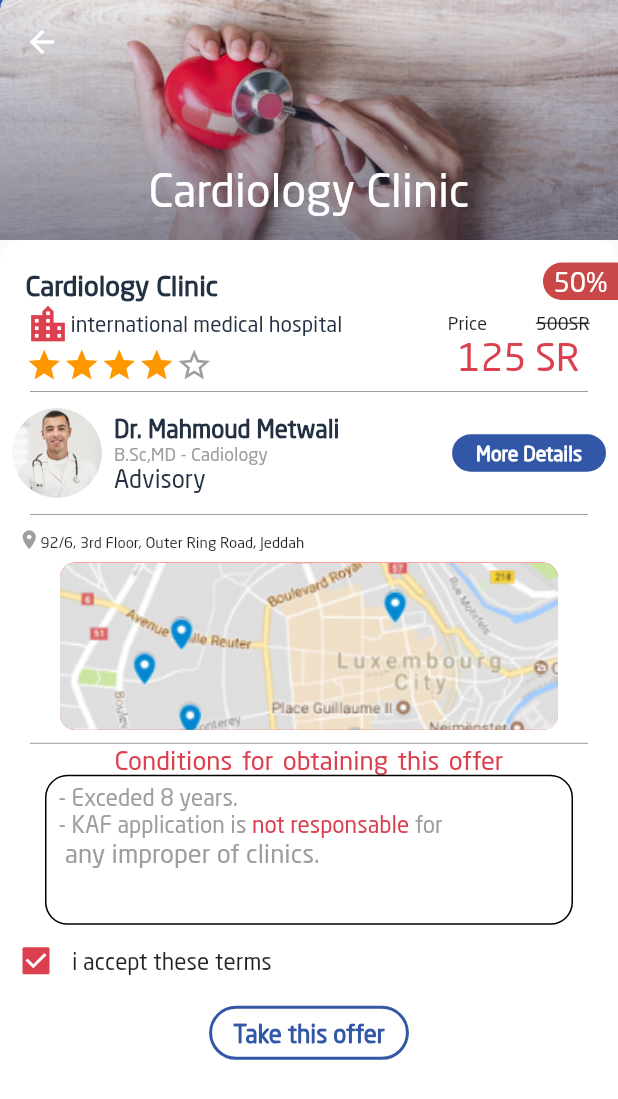
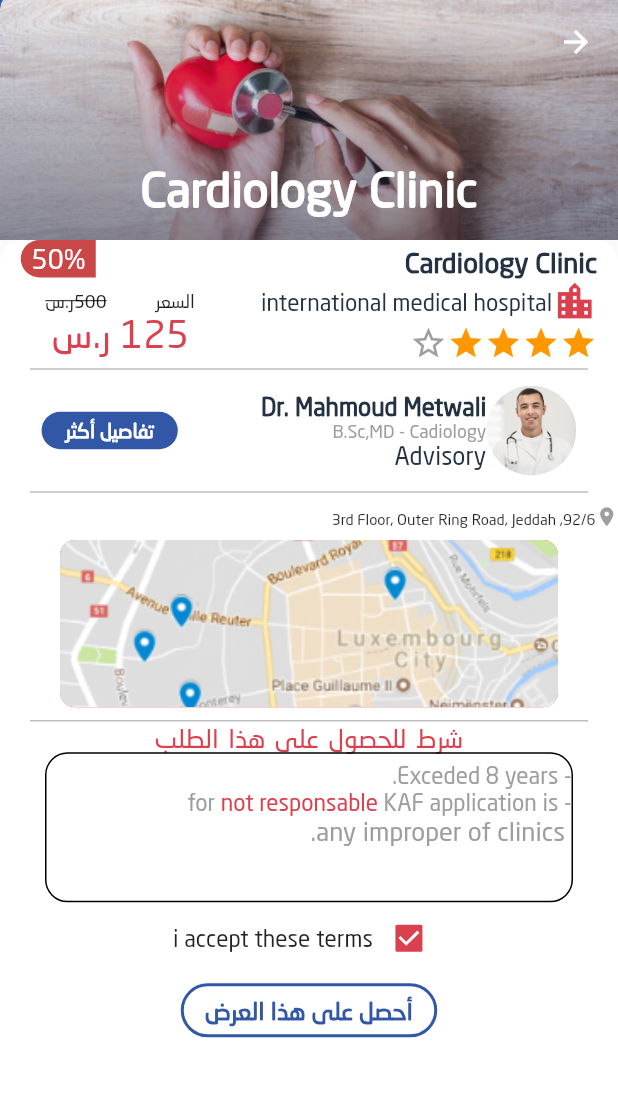
Before and after one commit to izome-kon/kaf-app, a Flutter app: the offer_details_2 screen opened by its route, on a phone screen of 412 x 824 dp. Shown: the top 1099 px of the screen. Run offline on Flutter 3.47's test engine with Material 2 defaults, Android fonts, the phone set to English and light mode, and no system bars; drawn by our look-alikes of flutter_rating; our stand-ins replace material_design_icons_flutter, photo_view, pin_input_text_field, shared_preferences; accounts and stored records are empty.

Commit message:
after edit design

```diff
--- a/lib/Pages/Offer_details_2.dart
+++ b/lib/Pages/Offer_details_2.dart
@@ -17,8 +17,9 @@ class _offer_details_2State extends State<offer_details_2> {
   void initState() {
     // TODO: implement initState
     super.initState();
-    taken=false;
+    taken = false;
   }
+
   @override
   Widget build(BuildContext context) {
     clinic = new Clinic();
@@ -29,27 +30,32 @@ class _offer_details_2State extends State<offer_details_2> {
       child: Stack(
         children: <Widget>[
           Scaffold(
-
             body: CustomScrollView(
               slivers: <Widget>[
                 SliverAppBar(
                   backgroundColor: Theme.of(context).primaryColor,
                   pinned: true,
-               expandedHeight:160 ,
+                  expandedHeight: 160,
                   elevation: 20,
                   leading: IconButton(
-                 onPressed: (){
+                    onPressed: () {
                       Navigator.pop(context);
                     },
-                 icon: Icon(Icons.arrow_back,color: Colors.white,),
+                    icon: Icon(
+                      Icons.arrow_back,
+                      color: Colors.white,
+                    ),
                   ),
                   flexibleSpace: FlexibleSpaceBar(
                     background: Stack(
                       fit: StackFit.expand,
-
                       children: <Widget>[
-                     Image.asset("assets/clinicBG.png",fit: BoxFit.cover,),
-                     Image.asset("assets/BGevelution.png",fit: BoxFit.cover),
+                        Image.asset(
+                          "assets/clinicBG.png",
+                          fit: BoxFit.cover,
+                        ),
+                        Image.asset("assets/BGevelution.png",
+                            fit: BoxFit.cover),
                       ],
                     ),
                     title: Text(clinic.clinc_name),
@@ -107,7 +113,10 @@ class _offer_details_2State extends State<offer_details_2> {
                       ),
                       Padding(
                         padding: const EdgeInsets.only(top: 3.0),
-                    child: Text("92/6, 3rd Floor, Outer Ring Road, Jeddah",style: TextStyle(fontSize: 10),),
+                        child: Text(
+                          "92/6, 3rd Floor, Outer Ring Road, Jeddah",
+                          style: TextStyle(fontSize: 10),
+                        ),
                       )
                     ],
                   ),
@@ -121,28 +130,36 @@ class _offer_details_2State extends State<offer_details_2> {
                 ),
                 conditions_card(),
                 FlatButton(
-              shape: taken?null:new RoundedRectangleBorder(
-                  side: BorderSide(color: Theme.of(context).primaryColor,width: 2),
+                  shape: taken
+                      ? null
+                      : new RoundedRectangleBorder(
+                          side: BorderSide(
+                              color: Theme.of(context).primaryColor, width: 2),
                           borderRadius: new BorderRadius.circular(18.0)),
                   color: Colors.white,
                   disabledColor: Colors.grey,
-              onPressed:taken?null: () {
+                  onPressed: taken
+                      ? null
+                      : () {
                           setState(() {
-                  taken=true;
+                            taken = true;
                           });
                         },
-
-              child: Text(taken?"Taked !":AppLocalizations.of(context).takeThisOffer,
+                  child: Text(
+                      taken
+                          ? "Taked !"
+                          : AppLocalizations.of(context).takeThisOffer,
                       style: TextStyle(
                           fontSize: 16.0,
                           fontWeight: FontWeight.bold,
-                      color: taken?Colors.white:Theme.of(context).primaryColor)),
+                          color: taken
+                              ? Colors.white
+                              : Theme.of(context).primaryColor)),
                 )
               ],
             ),
           ),
-      ]
-    );
+        ]);
   }
 
   Widget conditions_card() {
@@ -150,7 +167,6 @@ class _offer_details_2State extends State<offer_details_2> {
       mainAxisAlignment: MainAxisAlignment.center,
       crossAxisAlignment: CrossAxisAlignment.center,
       children: <Widget>[
-
         Text(
           AppLocalizations.of(context).conditionForAbtaining,
           style: TextStyle(
@@ -158,7 +174,6 @@ class _offer_details_2State extends State<offer_details_2> {
               color: Theme.of(context).accentColor,
               wordSpacing: 2),
         ),
-
         Container(
           width: MediaQuery.of(context).size.width - 60,
           height: 100,
@@ -171,12 +186,10 @@ class _offer_details_2State extends State<offer_details_2> {
               crossAxisAlignment: CrossAxisAlignment.start,
               mainAxisAlignment: MainAxisAlignment.start,
               children: <Widget>[
-
                 Text(
                   "- Exceded 8 years.",
                   style: TextStyle(fontSize: 15, color: Colors.grey),
                 ),
-
                 Row(
                   children: <Widget>[
                     Text(
@@ -185,7 +198,8 @@ class _offer_details_2State extends State<offer_details_2> {
                     ),
                     Text(
                       "not responsable",
-                      style: TextStyle(fontSize: 15, color: Theme.of(context).accentColor),
+                      style: TextStyle(
+                          fontSize: 15, color: Theme.of(context).accentColor),
                     ),
                     Text(
                       " for ",
@@ -196,7 +210,6 @@ class _offer_details_2State extends State<offer_details_2> {
                     )
                   ],
                 ),
-
                 Text(
                   " any improper of clinics.",
                   style: TextStyle(
@@ -208,16 +221,21 @@ class _offer_details_2State extends State<offer_details_2> {
             ),
           ),
         ),
-
         Row(
-
+          crossAxisAlignment: CrossAxisAlignment.center,
+          mainAxisAlignment: MainAxisAlignment.center,
           children: <Widget>[
-          Checkbox(onChanged: (T){},
+            Checkbox(
+              onChanged: (T) {},
               value: true,
-
             ),
-          Text("i accept these terms",style: TextStyle(fontSize: 15,color: Colors.black87,)),
-        ],)
+            Text("i accept these terms",
+                style: TextStyle(
+                  fontSize: 15,
+                  color: Colors.black87,
+                )),
+          ],
+        )
       ],
     );
   }
@@ -245,10 +263,13 @@ class _offer_details_2State extends State<offer_details_2> {
     return Container(
       height: 80,
       child: Row(
+        crossAxisAlignment: CrossAxisAlignment.center,
+        mainAxisAlignment: MainAxisAlignment.spaceAround,
         children: <Widget>[
-          Padding(
-            padding: const EdgeInsets.all(8.0),
-            child: Container(
+          Container(
+            child: Row(
+              children: <Widget>[
+                Container(
                     height: 60,
                     width: 60,
                     decoration: BoxDecoration(
@@ -258,7 +279,6 @@ class _offer_details_2State extends State<offer_details_2> {
                         fit: BoxFit.cover,
                       ),
                     )),
-          ),
                 Column(
                   mainAxisAlignment: MainAxisAlignment.center,
                   crossAxisAlignment: CrossAxisAlignment.center,
@@ -281,16 +301,17 @@ class _offer_details_2State extends State<offer_details_2> {
                         Text(
                           "Advisory",
                           style: TextStyle(
-                        color: Color.fromRGBO(35, 49, 66, 1), fontSize: 16),
+                              color: Color.fromRGBO(35, 49, 66, 1),
+                              fontSize: 16),
                         )
                       ],
                     ),
                   ],
                 ),
-          Spacer(),
-          Padding(
-            padding: const EdgeInsets.only(right: 8.0),
-            child: Container(
+              ],
+            ),
+          ),
+          Container(
             height: 25,
             child: FlatButton(
               shape: new RoundedRectangleBorder(
@@ -304,16 +325,15 @@ class _offer_details_2State extends State<offer_details_2> {
                       color: Colors.white)),
             ),
           ),
-          )
         ],
       ),
     );
   }
 
-  Padding header_info(Clinic clinic) {
-    return Padding(
-        padding: const EdgeInsets.only(left: 17.0, top: 15.0),
-        child: Row(
+  Widget header_info(Clinic clinic) {
+    return Row(
+      crossAxisAlignment: CrossAxisAlignment.center,
+      mainAxisAlignment: MainAxisAlignment.spaceAround,
           children: <Widget>[
             Column(
               crossAxisAlignment: CrossAxisAlignment.start,
@@ -347,7 +367,6 @@ class _offer_details_2State extends State<offer_details_2> {
                         ))
               ],
             ),
-            Spacer(),
             Column(
               children: <Widget>[
                 Row(
@@ -377,10 +396,12 @@ class _offer_details_2State extends State<offer_details_2> {
                     children: <Widget>[
                       Row(
                         children: <Widget>[
-                          Text(AppLocalizations.of(context).price+"           ",
+                          Text(
+                              AppLocalizations.of(context).price +
+                                  "           ",
                               style: TextStyle(fontSize: 12)),
                           Text(
-                            "500"+AppLocalizations.of(context).sr,
+                            "500" + AppLocalizations.of(context).sr,
                             style: TextStyle(
                                 fontSize: 12,
                                 decoration: TextDecoration.lineThrough),
@@ -389,8 +410,10 @@ class _offer_details_2State extends State<offer_details_2> {
                       ),
                       Center(
                         child: Text(
-                          "125 "+AppLocalizations.of(context).sr,
-                          style: TextStyle(fontSize: 25, color: Theme.of(context).accentColor),
+                          "125 " + AppLocalizations.of(context).sr,
+                          style: TextStyle(
+                              fontSize: 25,
+                              color: Theme.of(context).accentColor),
                         ),
                       )
                     ],
@@ -399,6 +422,6 @@ class _offer_details_2State extends State<offer_details_2> {
               ],
             )
           ],
-        ));
+        );
   }
 }
--- a/lib/l10n/messages_ar.dart
+++ b/lib/l10n/messages_ar.dart
@@ -27,7 +27,7 @@ class MessageLookup extends MessageLookupByLibrary {
     "addYourNeed" : MessageLookupByLibrary.simpleMessage("أضف احتياجك"),
     "ago" : MessageLookupByLibrary.simpleMessage("منذ"),
     "allTimaing" : MessageLookupByLibrary.simpleMessage("جميع الأوقات"),
-    "areYouNew" : MessageLookupByLibrary.simpleMessage("هل أنت جديد؟"),
+    "areYouNew" : MessageLookupByLibrary.simpleMessage("  هل أنت جديد؟  "),
     "availability" : MessageLookupByLibrary.simpleMessage("توفر"),
     "availableAnyDay" : MessageLookupByLibrary.simpleMessage("متاح في أي يوم"),
     "availableComingWeekend" : MessageLookupByLibrary.simpleMessage("متاح في نهاية الأسبوع"),
@@ -67,7 +67,7 @@ class MessageLookup extends MessageLookupByLibrary {
     "know" : MessageLookupByLibrary.simpleMessage("الاثراء"),
     "language" : MessageLookupByLibrary.simpleMessage("تغيير اللغة"),
     "location" : MessageLookupByLibrary.simpleMessage("مكانك"),
-    "logIn" : MessageLookupByLibrary.simpleMessage("تسجيل الدخول"),
+    "logIn" : MessageLookupByLibrary.simpleMessage("دخول"),
     "loginWith" : MessageLookupByLibrary.simpleMessage("تسجيل الدخول بـ"),
     "lookForDonation" : MessageLookupByLibrary.simpleMessage("تبحث عن متبرع"),
     "lowestPrice" : MessageLookupByLibrary.simpleMessage("الأقل سعراً"),
--- a/lib/l10n/messages_en.dart
+++ b/lib/l10n/messages_en.dart
@@ -27,7 +27,7 @@ class MessageLookup extends MessageLookupByLibrary {
     "addYourNeed" : MessageLookupByLibrary.simpleMessage("Add your need"),
     "ago" : MessageLookupByLibrary.simpleMessage("ago"),
     "allTimaing" : MessageLookupByLibrary.simpleMessage("All Timing"),
-    "areYouNew" : MessageLookupByLibrary.simpleMessage("Are you new?"),
+    "areYouNew" : MessageLookupByLibrary.simpleMessage("Are you new?  "),
     "availability" : MessageLookupByLibrary.simpleMessage("Availability"),
     "availableAnyDay" : MessageLookupByLibrary.simpleMessage("Available Any Day"),
     "availableComingWeekend" : MessageLookupByLibrary.simpleMessage("Available coming weekend"),
--- a/lib/main.dart
+++ b/lib/main.dart
@@ -30,7 +30,7 @@ class _AppState extends State<App> {
   void initState(){
   super.initState();
   _sprcificLocalizationDelegate =
-  SprcificLocalizationDelegate(new Locale("en"));
+  SprcificLocalizationDelegate(new Locale("ar"));
   }
 
   SprcificLocalizationDelegate _sprcificLocalizationDelegate;
--- a/pubspec.yaml
+++ b/pubspec.yaml
@@ -17,6 +17,7 @@ environment:
   sdk: ">=2.2.2 <3.0.0"
 
 dependencies:
+  photo_view: ^0.3.1
   flutter_rating: ^0.0.2
   pin_input_text_field: ^2.0.0
   paging: ^0.1.0
```
Also changed, not shown: lib/Pages/Clinic_info.dart (+71 -49 lines), lib/Pages/gallery.dart (added, +34 -0 lines), lib/widgets/LoginCards.dart (+11 -15 lines), lib/widgets/LoginTab.dart (+14 -18 lines), lib/widgets/SignUpTab.dart (+7 -10 lines), pubspec.lock, 2 other files. Lines whose indentation alone changed are shown as unchanged.
